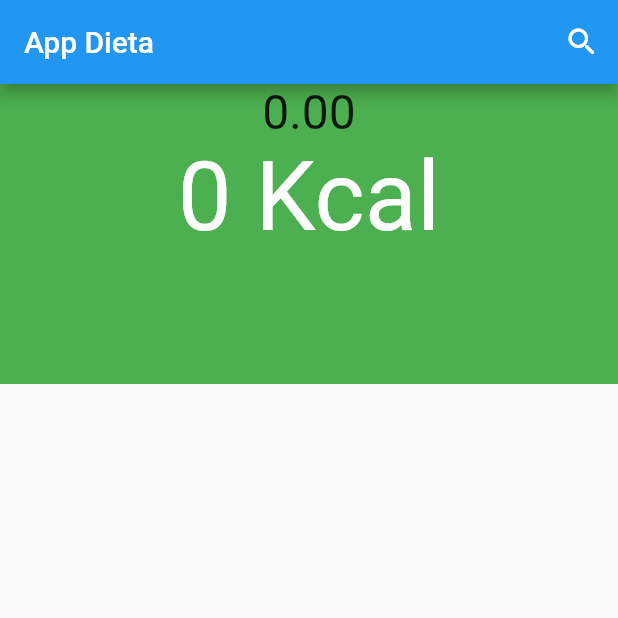
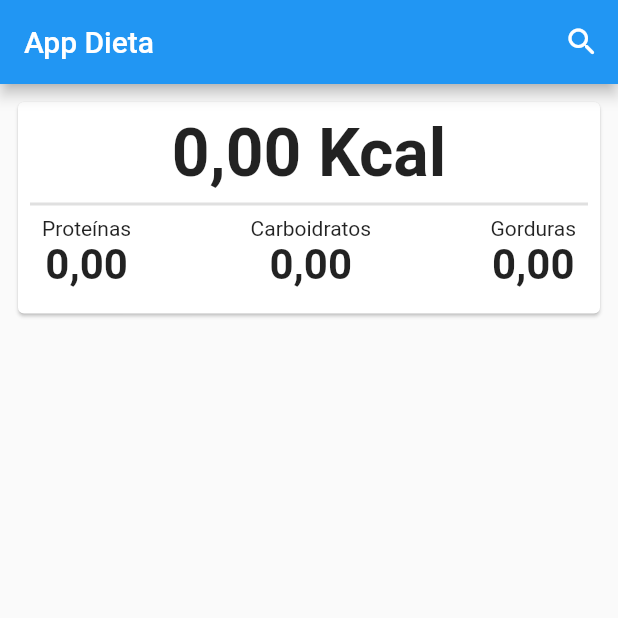
Before and after one commit to karlaycosta/1_app_dieta, a Flutter app: the screen it shows after launch, on a phone screen of 412 x 824 dp, the top half of it. Run offline on Flutter 3.47's test engine with Material 2 defaults, Android fonts, the phone set to English and light mode, and no system bars; our stand-ins replace supabase_flutter; accounts and stored records are empty.

Commit message:
04-04-2022-2

```diff
--- a/lib/screens/editar_alimentos.dart
+++ b/lib/screens/editar_alimentos.dart
@@ -1,4 +1,5 @@
 import 'package:app_dieta/models/alimento.dart';
+import 'package:app_dieta/widget/texto_animado.dart';
 import 'package:flutter/material.dart';
 
 class EditarAlimentos extends StatelessWidget {
@@ -41,8 +42,10 @@ class EditarAlimentos extends StatelessWidget {
             child: ValueListenableBuilder<Alimento>(
               valueListenable: valor,
               builder: (context, alimento, child) {
-                return Text(
-                  '${alimento.qtd}',
+                return TextoAnimado(
+                  begin: alimento.qtd,
+                  end: alimento.qtd,
+                  pontuacao: ',',
                   style: const TextStyle(fontSize: 38),
                 );
               },
--- a/lib/screens/home_page.dart
+++ b/lib/screens/home_page.dart
@@ -8,6 +8,8 @@ import 'package:app_dieta/screens/search.dart';
 import 'package:app_dieta/utils/helper.dart';
 import 'package:app_dieta/widget/texto_animado.dart';
 import 'package:flutter/material.dart';
+
+import '../widget/car_info_nutricional.dart';
 
 class HomePage extends StatelessWidget {
   const HomePage({Key? key}) : super(key: key);
@@ -40,26 +42,7 @@ class HomePage extends StatelessWidget {
         builder: (context, lista, child) {
           return Column(
             children: [
-              Container(
-                height: 200,
-                color: Colors.green,
-                child: Center(
-                  child: Column(
-                    children: [
-                      TextoAnimado(
-                        end: refeicao.calorias,
-                      ),
-                      Text(
-                        '${formatarNumero(refeicao.calorias)} Kcal',
-                        style: const TextStyle(
-                          fontSize: 64,
-                          color: Colors.white,
-                        ),
-                      ),
-                    ],
-                  ),
-                ),
-              ),
+              CardInfoNutricional(infoNutricional: refeicao),
               ListView.separated(
                 shrinkWrap: true,
                 itemCount: lista.length,
--- /dev/null
+++ b/lib/widget/car_info_nutricional.dart
@@ -0,0 +1,105 @@
+import 'package:app_dieta/models/info_nutricional.dart';
+import 'package:flutter/material.dart';
+
+import 'texto_animado.dart';
+
+class CardInfoNutricional extends StatelessWidget {
+  const CardInfoNutricional({
+    Key? key,
+    required this.infoNutricional,
+  }) : super(key: key);
+
+  final InfoNutricional infoNutricional;
+
+  @override
+  Widget build(BuildContext context) {
+    return Card(
+      margin: const EdgeInsets.all(12),
+      child: Container(
+        padding: const EdgeInsets.all(8),
+        width: double.maxFinite,
+        child: Column(
+          children: [
+            TextoAnimado(
+              end: infoNutricional.calorias,
+              pontuacao: ',',
+              sufix: ' Kcal',
+              style: const TextStyle(
+                fontSize: 44,
+                fontWeight: FontWeight.w600,
+              ),
+            ),
+            const Divider(
+              thickness: 2,
+            ),
+            Row(
+              mainAxisAlignment: MainAxisAlignment.spaceBetween,
+              children: [
+                Container(
+                  padding: const EdgeInsets.only(
+                    left: 8,
+                    right: 8,
+                    bottom: 8,
+                  ),
+                  child: Column(
+                    children: [
+                      const Text('Proteínas'),
+                      TextoAnimado(
+                        pontuacao: ',',
+                        end: infoNutricional.proteinas,
+                        style: const TextStyle(
+                          fontWeight: FontWeight.w600,
+                          fontSize: 28,
+                        ),
+                      ),
+                    ],
+                  ),
+                ),
+                Container(
+                  padding: const EdgeInsets.only(
+                    left: 8,
+                    right: 8,
+                    bottom: 8,
+                  ),
+                  child: Column(
+                    children: [
+                      const Text('Carboidratos'),
+                      TextoAnimado(
+                        pontuacao: ',',
+                        end: infoNutricional.carboidratos,
+                        style: const TextStyle(
+                          fontWeight: FontWeight.w600,
+                          fontSize: 28,
+                        ),
+                      ),
+                    ],
+                  ),
+                ),
+                Container(
+                  padding: const EdgeInsets.only(
+                    left: 8,
+                    right: 8,
+                    bottom: 8,
+                  ),
+                  child: Column(
+                    children: [
+                      const Text('Gorduras'),
+                      TextoAnimado(
+                        pontuacao: ',',
+                        end: infoNutricional.gorduras,
+                        style: const TextStyle(
+                          fontWeight: FontWeight.w600,
+                          fontSize: 28,
+                        ),
+                      ),
+                    ],
+                  ),
+                ),
+              ],
+            ),
+          ],
+        ),
+      ),
+    );
+  }
+}
--- a/lib/widget/texto_animado.dart
+++ b/lib/widget/texto_animado.dart
@@ -3,10 +3,18 @@ import 'package:flutter/widgets.dart';
 class TextoAnimado extends StatefulWidget {
   final double begin, end;
   final Duration duration;
+  final int casasDecimais;
+  final String pontuacao, prefix, sufix;
+  final TextStyle? style;
   const TextoAnimado({
     required this.end,
     this.begin = 0,
     this.duration = const Duration(milliseconds: 500),
+    this.casasDecimais = 2,
+    this.pontuacao = '.',
+    this.style,
+    this.prefix = '',
+    this.sufix = '',
     Key? key,
   }) : super(key: key);
 
@@ -32,8 +40,8 @@ class _TextoAnimadoState extends State<TextoAnimado> {
       duration: widget.duration,
       builder: (context, valor, child) {
         return Text(
-          valor.toStringAsFixed(2),
-          style: const TextStyle(fontSize: 32),
+          '${widget.prefix}${valor.toStringAsFixed(widget.casasDecimais).replaceFirst('.', widget.pontuacao)}${widget.sufix}',
+          style: widget.style,
         );
       },
     );
```
